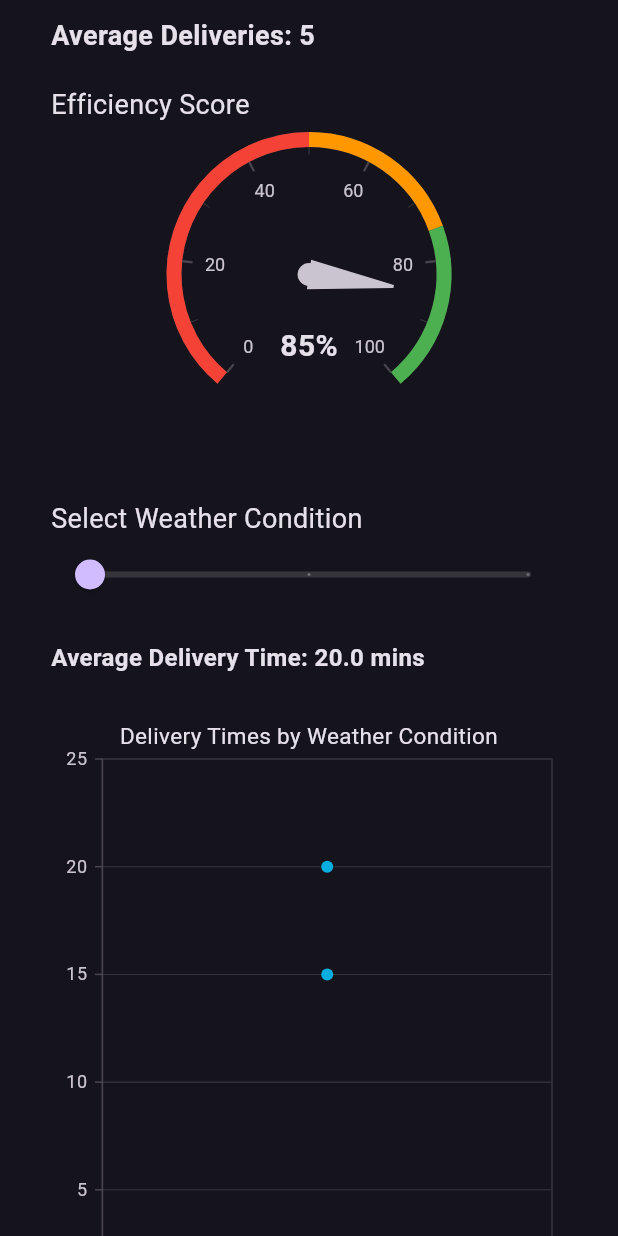
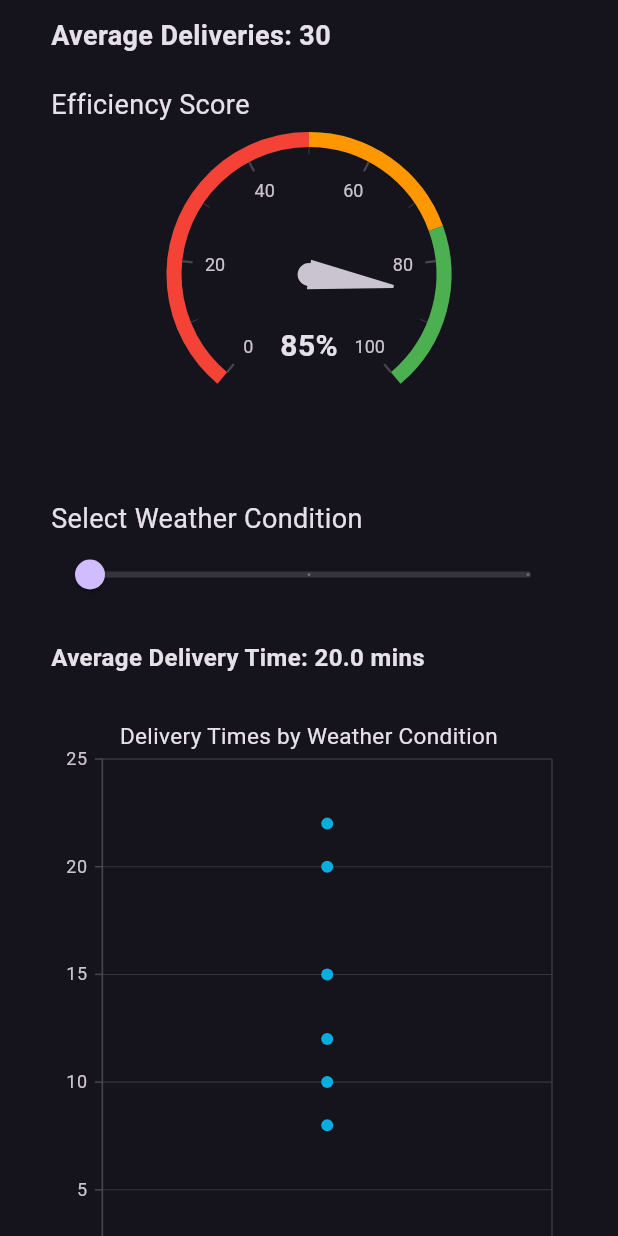
Before and after one commit to apurvabanka/Forcaster, a Flutter app: the AnalyticsWidget widget shown alone on an empty page, opened directly, scrolled down 824 dp, on a phone screen of 412 x 824 dp. Run offline on Flutter 3.47's test engine with Material 3 defaults, Android fonts, the phone set to English and light mode, and no system bars; drawn by our look-alikes of syncfusion_flutter_gauges; our stand-ins replace fl_chart, get, syncfusion_flutter_charts; network calls fail.

Commit message:
Harshitha hypo (#42)
* crash

* cmt

* Fixed multple delivery graph

* added data

* cmd

---------

Co-authored-by: Raj-Kumar-Alikatte <rajalikatte@gmail.com>

```diff
--- a/forecaster_app/lib/widgets/analytics_widget.dart
+++ b/forecaster_app/lib/widgets/analytics_widget.dart
@@ -1,6 +1,8 @@
 import 'package:flutter/material.dart';
+import 'package:forecaster_app/widgets/area_ratings.dart';
 import 'package:forecaster_app/widgets/average_rating_widget.dart';
 import 'package:forecaster_app/widgets/cluster_widget.dart';
+import 'package:forecaster_app/widgets/multiple_deliveries.dart';
 import 'package:forecaster_app/widgets/vehicles_widget.dart';
 import 'package:forecaster_app/widgets/weather_conditions.dart';
 
@@ -15,7 +17,7 @@ class AnalyticsWidget extends StatelessWidget {
         scrollDirection: Axis.vertical,
         physics: const BouncingScrollPhysics(),
         child: SizedBox(
-          height: MediaQuery.of(context).size.height * 2.0,
+          height: MediaQuery.of(context).size.height * 4.0,
           child: Column(
             children: [
               const SizedBox(height: 18,),
@@ -27,6 +29,10 @@ class AnalyticsWidget extends StatelessWidget {
               const SizedBox(height: 18,),
               WeatherImpactDelivery(),
               const SizedBox(height: 18,),
+              TimeBasedDeliveries(),
+              const SizedBox(height: 18,),
+              const AreaRatingsComparison(),
+              const SizedBox(height: 18,),
             ],
           ),
         ),
--- /dev/null
+++ b/forecaster_app/lib/widgets/area_ratings.dart
@@ -0,0 +1,82 @@
+import 'package:flutter/material.dart';
+import 'package:syncfusion_flutter_charts/charts.dart';
+
+class AreaRatingsComparison extends StatefulWidget {
+  const AreaRatingsComparison({super.key});
+
+  @override
+  _AreaRatingsComparisonState createState() => _AreaRatingsComparisonState();
+}
+
+class _AreaRatingsComparisonState extends State<AreaRatingsComparison> {
+  // Ratings data: Average ratings for Urban and Suburban areas
+  final Map<String, double> ratingsData = {
+    "Urban": 3.5,
+    "Suburban": 4.2,
+  };
+
+  String selectedArea = "Urban";
+
+  @override
+  Widget build(BuildContext context) {
+    return SizedBox(
+      height: 600,
+      //appBar: AppBar(
+        //title: Text("Urban vs. Suburban Ratings"),
+      //),
+      child: Padding(
+        padding: const EdgeInsets.all(16.0),
+        child: Column(
+          crossAxisAlignment: CrossAxisAlignment.start,
+          children: [
+            // Area Selector
+            Text("Select Area Type", style: TextStyle(fontSize: 18)),
+            DropdownButton<String>(
+              value: selectedArea,
+              onChanged: (String? newValue) {
+                setState(() {
+                  selectedArea = newValue!;
+                });
+              },
+              items: ratingsData.keys.map<DropdownMenuItem<String>>((String area) {
+                return DropdownMenuItem<String>(
+                  value: area,
+                  child: Text(area),
+                );
+              }).toList(),
+            ),
+
+            SizedBox(height: 20),
+
+            // Dynamic Average Rating Display
+            Text(
+              "Average Rating: ${ratingsData[selectedArea]!.toStringAsFixed(1)}",
+              style: TextStyle(fontSize: 20, fontWeight: FontWeight.bold),
+            ),
+
+            const SizedBox(height: 20),
+
+            // Side-by-Side Bar Chart
+            Expanded(
+              child: SfCartesianChart(
+                primaryXAxis: CategoryAxis(),
+                title: ChartTitle(text: "Ratings Comparison: Urban vs. Suburban"),
+                legend: Legend(isVisible: true),
+                series: <ChartSeries>[
+                  ColumnSeries<MapEntry<String, double>, String>(
+                    dataSource: ratingsData.entries.toList(),
+                    xValueMapper: (data, _) => data.key,
+                    yValueMapper: (data, _) => data.value,
+                    name: "Average Ratings",
+                    dataLabelSettings: DataLabelSettings(isVisible: true),
+                    color: Colors.blue,
+                  ),
+                ],
+              ),
+            ),
+          ],
+        ),
+      ),
+    );
+  }
+}
--- /dev/null
+++ b/forecaster_app/lib/widgets/multiple_deliveries.dart
@@ -0,0 +1,81 @@
+import 'package:flutter/material.dart';
+import 'package:syncfusion_flutter_charts/charts.dart';
+
+class TimeBasedDeliveries extends StatefulWidget {
+  const TimeBasedDeliveries({super.key});
+
+  @override
+  _TimeBasedDeliveriesState createState() => _TimeBasedDeliveriesState();
+}
+
+class _TimeBasedDeliveriesState extends State<TimeBasedDeliveries> {
+  // Delivery data: number of deliveries for each time period
+  final Map<String, int> deliveryData = {
+    "Morning": 20,
+    "Afternoon": 35,
+    "Evening": 50,
+  };
+
+  String selectedTime = "Morning";
+
+  @override
+  Widget build(BuildContext context) {
+    return SizedBox(
+      height: 600,
+      child: Padding(
+        padding: const EdgeInsets.all(16.0),
+        child: Column(
+          crossAxisAlignment: CrossAxisAlignment.start,
+          children: [
+            // Time Selector
+            const Text("Select Time of Day", style: TextStyle(fontSize: 18)),
+            Row(
+              mainAxisAlignment: MainAxisAlignment.spaceAround,
+              children: [
+                _buildTimeButton("Morning"),
+                _buildTimeButton("Afternoon"),
+                _buildTimeButton("Evening"),
+              ],
+            ),
+            const SizedBox(height: 20),
+            // Dynamic Text Display
+            Text(
+              "Deliveries: ${deliveryData[selectedTime]}",
+              style: TextStyle(fontSize: 20, fontWeight: FontWeight.bold),
+            ),
+
+            const SizedBox(height: 20),
+
+            // Dynamic Bar Chart
+            Expanded(
+              child: SfCartesianChart(
+                primaryXAxis: CategoryAxis(),
+                title: ChartTitle(text: "Deliveries by Time of Day"),
+                series: <ChartSeries>[
+                  ColumnSeries<MapEntry<String, int>, String>(
+                    dataSource: deliveryData.entries.toList(),
+                    xValueMapper: (data, _) => data.key,
+                    yValueMapper: (data, _) => data.value,
+                    dataLabelSettings: DataLabelSettings(isVisible: true),
+                    color: Colors.blue,
+                  )
+                ],
+              ),
+            ),
+          ],
+        ),
+      ),
+    );
+  }
+
+  Widget _buildTimeButton(String time) {
+    return ElevatedButton(
+      onPressed: () {
+        setState(() {
+          selectedTime = time;
+        });
+      },
+      child: Text(time),
+    );
+  }
+}
--- a/forecaster_app/lib/widgets/vehicles_widget.dart
+++ b/forecaster_app/lib/widgets/vehicles_widget.dart
@@ -12,10 +12,10 @@ class VehicleEfficiencyApp extends StatefulWidget {
 class _VehicleEfficiencyAppState extends State<VehicleEfficiencyApp> {
   // Vehicle data: Average deliveries and efficiency score
   final Map<String, Map<String, double>> vehicleData = {
-    "Motorcycle": {"averageDeliveries": 5, "efficiencyScore": 85},
-    "Bicycle": {"averageDeliveries": 2, "efficiencyScore": 60},
-    "Scooter": {"averageDeliveries": 3, "efficiencyScore": 75},
-    "Electric Scooter": {"averageDeliveries": 1, "efficiencyScore": 50},
+    "Motorcycle": {"averageDeliveries": 30, "efficiencyScore": 85},
+    "Bicycle": {"averageDeliveries": 8, "efficiencyScore": 60},
+    "Scooter": {"averageDeliveries": 18, "efficiencyScore": 75},
+    "Electric Scooter": {"averageDeliveries": 12, "efficiencyScore": 50},
   };
 
   String selectedVehicle = "Motorcycle";
--- a/forecaster_app/lib/widgets/weather_conditions.dart
+++ b/forecaster_app/lib/widgets/weather_conditions.dart
@@ -21,9 +21,21 @@ class _WeatherImpactDeliveryState extends State<WeatherImpactDelivery> {
   // Scatter plot data: Random delivery times for each condition
   final List<ScatterPlotData> scatterData = [
     ScatterPlotData("Clear", 15),
+    ScatterPlotData("Clear", 10),
     ScatterPlotData("Clear", 20),
+    ScatterPlotData("Clear", 22),
+    ScatterPlotData("Clear", 8),
+    ScatterPlotData("Clear", 12),
     ScatterPlotData("Rainy", 25),
+    ScatterPlotData("Rainy", 27),
+    ScatterPlotData("Rainy", 31),
     ScatterPlotData("Rainy", 35),
+    ScatterPlotData("Rainy", 29),
+    ScatterPlotData("Rainy", 38),
+    ScatterPlotData("Snowy", 39),
+    ScatterPlotData("Snowy", 42),
+    ScatterPlotData("Snowy", 45),
+    ScatterPlotData("Snowy", 52),
     ScatterPlotData("Snowy", 40),
     ScatterPlotData("Snowy", 55),
   ];
```
